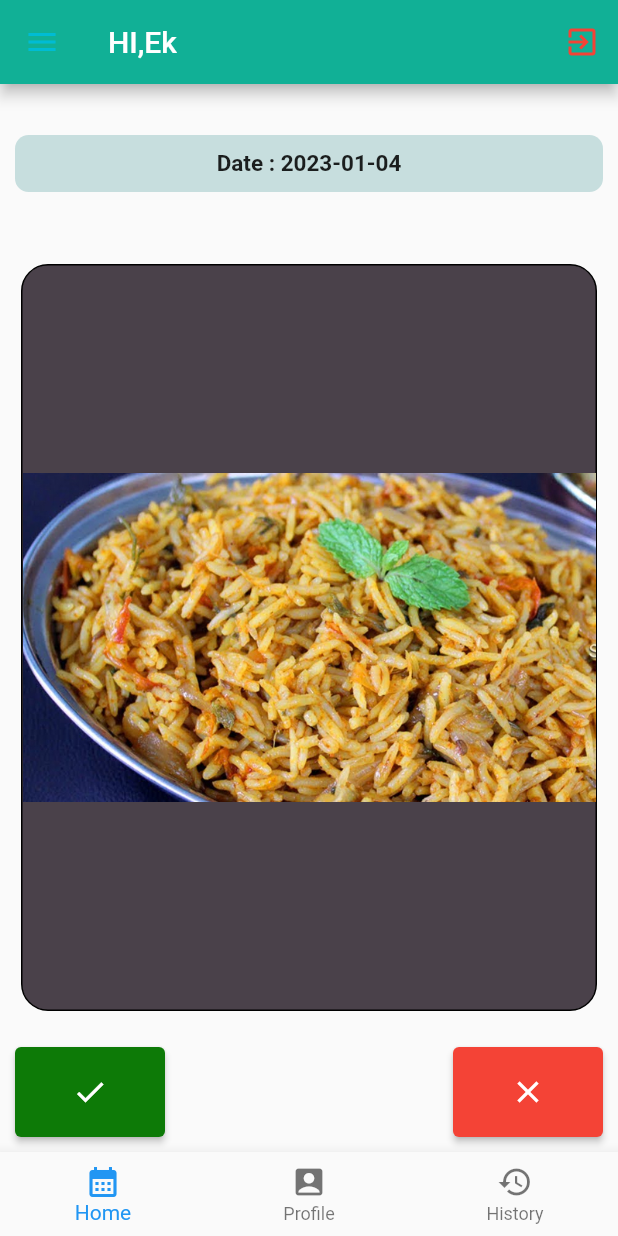
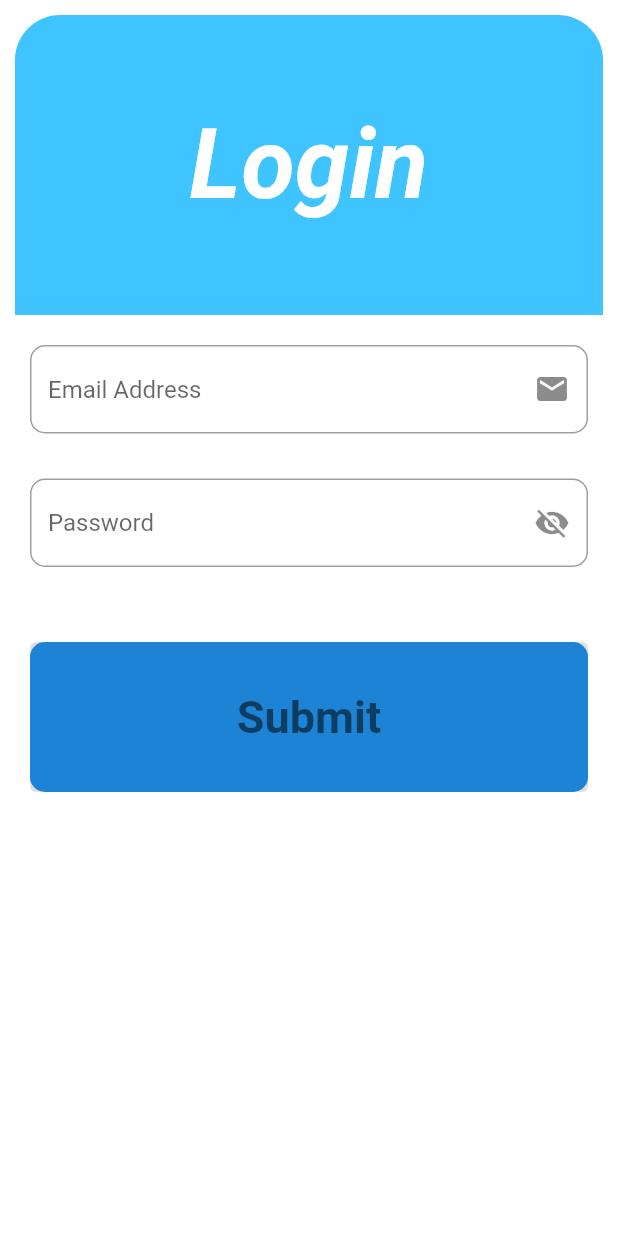
Before and after one commit to mohammedek/wmo_hostel_attendence, a Flutter app: the screen it shows after launch, on a phone screen of 412 x 824 dp. Run offline on Flutter 3.47's test engine with Material 2 defaults, Android fonts, the phone set to English and light mode, and no system bars; our stand-ins replace cloud_firestore, firebase_auth, firebase_core, flutter_bloc; missing offline and left inert: dart:ffi; accounts and stored records are empty.

Commit message:
login created auth left

```diff
--- /dev/null
+++ b/lib/auth/login.dart
@@ -0,0 +1,71 @@
+import 'package:flutter/material.dart';
+import 'package:firebase_auth/firebase_auth.dart';
+import 'package:firebase_core/firebase_core.dart';
+import 'package:wmo_hostel_attendence/widgets/buttons_common.dart';
+
+import '../widgets/custom_textfeild.dart';
+
+
+class Login extends StatefulWidget {
+  const Login({Key? key}) : super(key: key);
+
+  @override
+  State<Login> createState() => _LoginState();
+}
+
+class _LoginState extends State<Login> {
+  @override
+  Widget build(BuildContext context) {
+    return Scaffold(
+      backgroundColor: Colors.white,
+      // appBar: AppBar(
+      //   backgroundColor: Colors.amber,
+      //   title: Text("Login,"),
+      // ),
+      body:
+      Padding(
+        padding:EdgeInsets.all(10),
+        child: ListView(
+          children: [
+        Container(
+          height: 200,
+                  decoration: const BoxDecoration(
+                color: Colors.lightBlueAccent,
+                    borderRadius: BorderRadius.only(topLeft: Radius.circular(30),
+        topRight: Radius.circular(30)),
+              ),
+                  child:const Center(
+                      child: Text("Login",textAlign: TextAlign.center,
+                        style: TextStyle(
+                          color: Colors.white,
+                            fontStyle: FontStyle.italic,
+                            fontWeight: FontWeight.bold,
+                          fontSize: 65
+                        )
+                      ),
+                    ),
+        ),
+         customTextFeild(),
+            customPasswordFeild(),
+            SizedBox(height: 30.0,),
+            Padding(
+              padding: const EdgeInsets.all(10.0),
+              child:(
+              // Row(
+              //   mainAxisAlignment: MainAxisAlignment.start,
+              //   children:[
+              //     Text('Forget password?',
+              //       style: TextStyle(fontSize: 12.0)),
+                 DupButtons(
+                     buttonText: "Submit",
+                     buttonTextColor: Colors.blue,
+                     buttonColor: Colors.blue,
+                   buttonWidth: 150,
+                   buttonHeight: 100,)
+
+            // ]
+              )),
+      // )
+    ])));
+  }
+}
--- /dev/null
+++ b/lib/auth/registration.dart
@@ -0,0 +1,22 @@
+import 'package:flutter/material.dart';
+import 'package:firebase_core/firebase_core.dart';
+import 'package:firebase_auth/firebase_auth.dart';
+
+
+class Register extends StatelessWidget {
+  const Register({Key? key}) : super(key: key);
+
+  @override
+  Widget build(BuildContext context) {
+    return  SingleChildScrollView(
+      child: Row(
+        children: [
+          TextField(
+
+          )
+        ],
+      ),
+    )
+
+  }
+}
--- a/lib/main.dart
+++ b/lib/main.dart
@@ -1,9 +1,18 @@
 import 'package:flutter/material.dart';
 import 'package:wmo_hostel_attendence/pages/home_screen.dart';
+import 'package:firebase_core/firebase_core.dart';
+import 'package:cloud_firestore/cloud_firestore.dart';
+import 'package:firebase_auth/firebase_auth.dart';
+import 'package:flutter_bloc/flutter_bloc.dart';
 
-void main() {
-  runApp(const MyApp());
+import 'auth/login.dart';
+
+void main() async{
+  WidgetsFlutterBinding.ensureInitialized();
+  await Firebase.initializeApp();
+  runApp( const MyApp());
 }
+
 
 class MyApp extends StatelessWidget {
   const MyApp({super.key});
@@ -12,7 +21,7 @@ class MyApp extends StatelessWidget {
   @override
   Widget build(BuildContext context) {
     return const MaterialApp(
-      home: HomeScreen(),
+      home: Login(),
     );
   }
 }
--- a/lib/pages/mess_cut_count.dart
+++ b/lib/pages/mess_cut_count.dart
@@ -6,11 +6,15 @@ class MessCutCount extends StatelessWidget {
   @override
   Widget build(BuildContext context) {
     return Row(
-    children:[ Container(
-      color: Colors.blue,
-      height: 500,
-      width: 500,
-    ),
+    children:const [
+      Center(
+        child: Placeholder(
+          color: Colors.amber,
+          fallbackWidth: 100,
+          fallbackHeight: 100,
+          // strokeWidth: 20,
+        ),
+      ),
 
    ] );
   }
--- a/lib/view/history_view.dart
+++ b/lib/view/history_view.dart
@@ -41,9 +41,11 @@ class _HistoryViewState extends State<HistoryView> {
                         // buttonWidth: 20,
                         // buttonHeight: 8.0,
                     onPress: (){
+                          Navigator.push(context,
+                               MaterialPageRoute(builder: (context)=>MessCutCount()));
                           log("Mess cut count");
-                          const MessCutCount();
-                        }
+                        }, buttonWidth: 200,
+                     buttonHeight:100,
                    ),
                  ),
                 Padding(
@@ -52,18 +54,21 @@ class _HistoryViewState extends State<HistoryView> {
                     buttonText: "Present Day",
                     // buttonTextColor: Colors.white70,
                     buttonColor: Colors.red,
+                    buttonHeight:100,
                     // buttonWidth: 20,
                     // buttonHeight: 8.0,
                     onPress: (){
                       log("clicked present day");
                       const MessCutCount();
                       },
-                      buttonTextColor: Colors.white70,),
+                      buttonTextColor: Colors.white70,
+                    buttonWidth: 200,),
                     ),
                 Padding(
                   padding: const EdgeInsets.all(20),
                   child: DupButtons(
                     buttonText: "History",
+                    buttonHeight:100,
                     // buttonTextColor: Colors.white70,
                     buttonColor: Colors.purpleAccent,
                     // buttonWidth: 20,
@@ -72,7 +77,8 @@ class _HistoryViewState extends State<HistoryView> {
                       log("History");
                       const MessCutCount();
                       },
-                    buttonTextColor: Colors.white70,),
+                    buttonTextColor: Colors.white70,
+                    buttonWidth: 200,),
                 ),
       ],
           )));
--- a/lib/widgets/buttons_common.dart
+++ b/lib/widgets/buttons_common.dart
@@ -1,3 +1,5 @@
+import 'dart:ffi';
+
 import 'package:flutter/material.dart';
 
 
@@ -7,6 +9,8 @@ class DupButtons extends StatelessWidget {
   final String buttonText;
   final Color buttonColor;
   final Color buttonTextColor;
+  final double buttonWidth;
+  final double buttonHeight;
   // final double buttonWidth;
   // final double buttonHeight;
   // final BorderRadius button_border;
@@ -18,6 +22,8 @@ class DupButtons extends StatelessWidget {
     required this.buttonText,
     required this.buttonTextColor,
     required this.buttonColor,
+    required this.buttonWidth,
+    required this.buttonHeight,
     // required this.buttonWidth,
     // required this.buttonHeight
   });
@@ -32,18 +38,22 @@ class DupButtons extends StatelessWidget {
 
   @override
   Widget build(BuildContext context) {
-    return  ElevatedButton(
-      style: ElevatedButton.styleFrom(backgroundColor: buttonColor),
-        onPressed: onPress,
-          child: Center(
-            child: Container(
-              decoration: BoxDecoration(borderRadius: BorderRadius.circular(10),
-                color: buttonColor,),
-              height: 100,
-              width: 200,
-              child: Center(child: Text(buttonText)),
-                ),
-      ),
+    return  Container(
+        decoration: BoxDecoration(
+          color: buttonColor,
+          borderRadius: BorderRadius.circular(10),
+        ),
+        height: buttonHeight,
+        width: buttonWidth ,
+      child: ElevatedButton(
+        style: ElevatedButton.styleFrom(backgroundColor: buttonColor),
+          onPressed: onPress,
+            child: Center(
+                child: Text(buttonText,style: TextStyle(
+                    fontSize:30,
+                    fontWeight: FontWeight.bold,
+                    color: Colors.black54),)),
+                  ),
     );
   }
 }
--- /dev/null
+++ b/lib/widgets/custom_textfeild.dart
@@ -0,0 +1,77 @@
+import 'package:flutter/material.dart';
+
+class customTextFeild extends StatefulWidget {
+  const customTextFeild({Key? key,
+  }) : super(key: key);
+
+  @override
+  State<customTextFeild> createState() => _customTextFeildState();
+}
+
+class _customTextFeildState extends State<customTextFeild> {
+
+  TextEditingController emailcontroller= TextEditingController();
+
+  @override
+  Widget build(BuildContext context) {
+    return  Padding(
+      padding: const EdgeInsets.only(top: 10),
+      child: Container(
+        padding: const EdgeInsets.all(10),
+        child:  TextField(
+          controller: emailcontroller,
+          keyboardType: TextInputType.emailAddress,
+          textAlign: TextAlign.start,
+          decoration: InputDecoration(
+            suffixIcon: Icon(Icons.email),
+              border: OutlineInputBorder(
+                borderRadius: BorderRadius.circular(10)
+              ),
+              hintText: "Email Address",
+          ),
+        ),
+      ),
+    );
+
+  }
+}
+
+
+
+class customPasswordFeild extends StatefulWidget {
+  const customPasswordFeild({Key? key,
+  })
+      : super(key: key);
+
+  @override
+  State<customPasswordFeild> createState() => _customPasswordFeildState();
+}
+
+class _customPasswordFeildState extends State<customPasswordFeild> {
+  TextEditingController passwordController = TextEditingController();
+
+  @override
+  Widget build(BuildContext context) {
+    return   Padding(
+      padding: const EdgeInsets.only(top: 10),
+      child: Container(
+        padding: const EdgeInsets.all(10),
+        child:  TextField(
+          controller: passwordController,
+          keyboardType: TextInputType.visiblePassword,
+          textAlign: TextAlign.start,
+          obscureText: true,
+          decoration: InputDecoration(
+            suffixIcon: Icon(Icons.visibility_off),
+            border: OutlineInputBorder(
+              borderRadius: BorderRadius.circular(10)
+            ),
+            // focusedErrorBorder: OutlineInputBorder(),
+            hintText: "Password",
+          ),
+        ),
+      ),
+    );
+
+  }
+}
```
Also changed, not shown: pubspec.yaml (+5 -2 lines), pubspec.lock, 3 other files.
